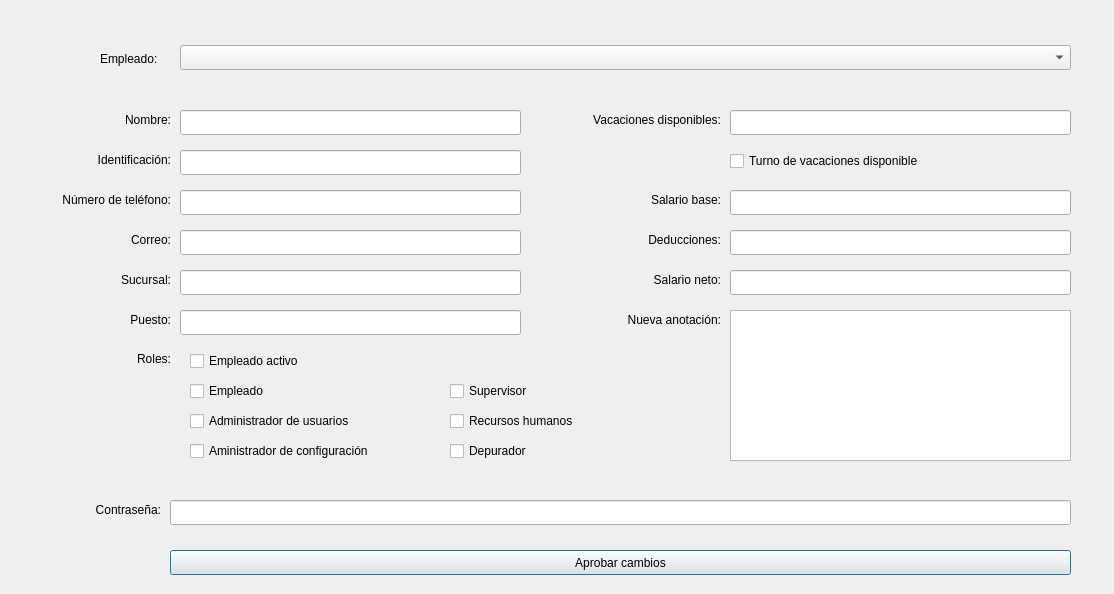
The window that Interfaz/modify_user.ui (Los-Pollitos/PI-Redes-Sistemas-Operativos) describes before a commit, drawn with Qt 5.
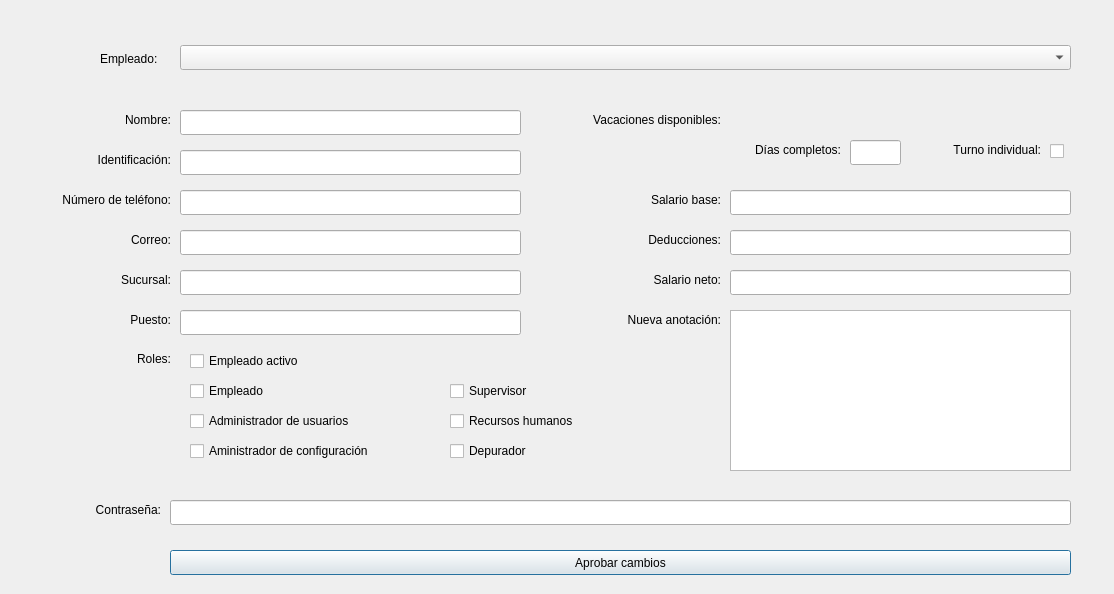
The same window after the commit.

The edit to the form file:
```diff
--- a/Interfaz/modify_user.ui
+++ b/Interfaz/modify_user.ui
@@ -421,7 +421,7 @@
      <x>730</x>
      <y>310</y>
      <width>341</width>
-     <height>151</height>
+     <height>161</height>
     </rect>
    </property>
   </widget>
@@ -470,9 +470,9 @@
   <widget class="QLineEdit" name="vacations">
    <property name="geometry">
     <rect>
-     <x>730</x>
-     <y>110</y>
-     <width>341</width>
+     <x>850</x>
+     <y>140</y>
+     <width>51</width>
      <height>25</height>
     </rect>
    </property>
@@ -480,14 +480,46 @@
   <widget class="QCheckBox" name="checkbox_shift">
    <property name="geometry">
     <rect>
-     <x>730</x>
-     <y>150</y>
-     <width>341</width>
+     <x>1050</x>
+     <y>140</y>
+     <width>16</width>
      <height>22</height>
     </rect>
    </property>
    <property name="text">
-    <string>Turno de vacaciones disponible</string>
+    <string/>
+   </property>
+  </widget>
+  <widget class="QLabel" name="label_16">
+   <property name="geometry">
+    <rect>
+     <x>720</x>
+     <y>140</y>
+     <width>121</width>
+     <height>20</height>
+    </rect>
+   </property>
+   <property name="text">
+    <string>Días completos:</string>
+   </property>
+   <property name="alignment">
+    <set>Qt::AlignRight|Qt::AlignTrailing|Qt::AlignVCenter</set>
+   </property>
+  </widget>
+  <widget class="QLabel" name="label_17">
+   <property name="geometry">
+    <rect>
+     <x>920</x>
+     <y>140</y>
+     <width>121</width>
+     <height>20</height>
+    </rect>
+   </property>
+   <property name="text">
+    <string>Turno individual:</string>
+   </property>
+   <property name="alignment">
+    <set>Qt::AlignRight|Qt::AlignTrailing|Qt::AlignVCenter</set>
    </property>
   </widget>
  </widget>
```
